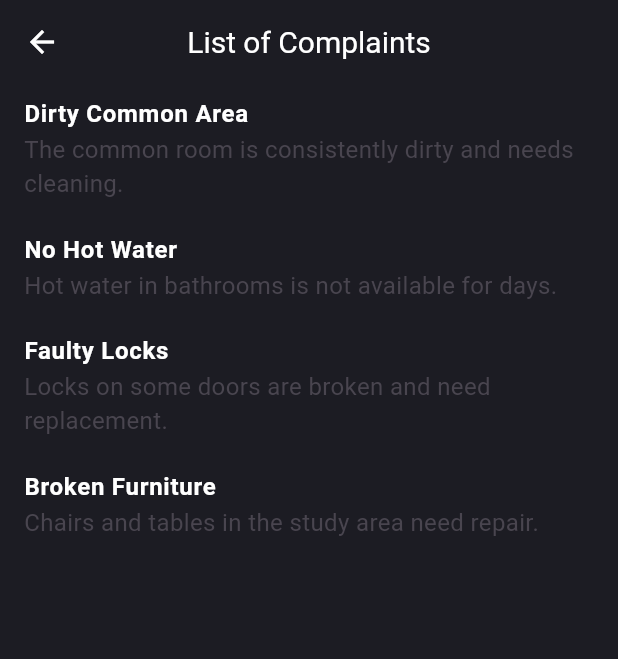
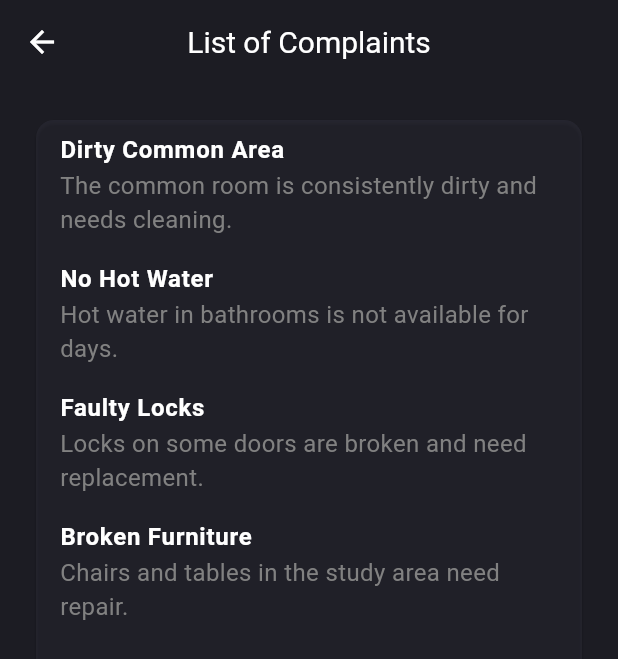
Before and after one commit to VIDYA1980/hostel-app, a Flutter app: the StudentHomeScreen screen opened by its route, after a tap on "Complaints List", on a phone screen of 412 x 824 dp. Shown: the top 659 px of the screen. Run offline on Flutter 3.47's test engine with Material 3 defaults, Android fonts, the phone set to English and light mode, and no system bars; our stand-ins replace flutter_secure_storage, flutter_svg, image_picker; accounts and stored records are empty; Roboto replaces fonts that are missing (Times New Roman); project files that could hold a hidden picture were left out.

Commit message:
screens added

```diff
--- a/Hostel_App/app/lib/Screens/Student/complaints_list/complaints_list_view.dart
+++ b/Hostel_App/app/lib/Screens/Student/complaints_list/complaints_list_view.dart
@@ -1,8 +1,8 @@
+import 'package:flutter/material.dart';
 import 'package:app/utilities/palette.dart';
-import 'package:flutter/material.dart';
 
 class ComplaintsListView extends StatelessWidget {
-  const ComplaintsListView({super.key});
+  const ComplaintsListView({Key? key}) : super(key: key);
 
   @override
   Widget build(BuildContext context) {
@@ -27,25 +27,40 @@ class ComplaintsListView extends StatelessWidget {
       // Add more complaints as needed
     ];
 
+    final double cardHeight =
+        hostelComplaints.length * 100.0; // Assuming 100 is the tile height
+
     return Scaffold(
       backgroundColor: kBackgroundColor,
       appBar: AppBar(
         title: const Text('List of Complaints'),
-        titleTextStyle: const TextStyle(color: Colors.white, fontSize: 20),
-        iconTheme: const IconThemeData(color: Colors.white),
+        titleTextStyle: TextStyle(color: kPrimaryTextColor, fontSize: 20),
+        iconTheme: IconThemeData(color: kPrimaryTextColor),
         centerTitle: true,
         backgroundColor: kBackgroundColor,
       ),
-      body: ListView.builder(
+      body: Padding(
+        padding: const EdgeInsets.all(16),
+        child: SizedBox(
+          height: cardHeight,
+          child: Card(
+            color: KListTileColor,
+            margin: const EdgeInsets.all(8),
+            child: ListView.builder(
               itemCount: hostelComplaints.length,
               itemBuilder: (BuildContext context, int index) {
                 return ListTile(
                   title: Text(
                     hostelComplaints[index]['title']!,
-              style: const TextStyle(
-                  fontWeight: FontWeight.bold, color: Colors.white),
+                    style: TextStyle(
+                      fontWeight: FontWeight.bold,
+                      color: kPrimaryTextColor,
                     ),
-            subtitle: Text(hostelComplaints[index]['description']!),
+                  ),
+                  subtitle: Text(
+                    hostelComplaints[index]['description']!,
+                    style: TextStyle(color: kSecondaryTextColor),
+                  ),
                   onTap: () {
                     // Add functionality for onTap if needed
                     // For a static page, this could navigate to a new screen
@@ -53,6 +68,9 @@ class ComplaintsListView extends StatelessWidget {
                 );
               },
             ),
+          ),
+        ),
+      ),
     );
   }
 }
--- a/Hostel_App/app/lib/Screens/Student/home_screen.dart
+++ b/Hostel_App/app/lib/Screens/Student/home_screen.dart
@@ -1,5 +1,6 @@
 import 'package:app/models/user.dart';
 import 'package:app/screens/student/complaints_list/complaints_list_view.dart';
+import 'package:app/screens/student/student_profile.dart/profile_screen.dart';
 import 'package:app/services/auth_service.dart';
 import 'package:flutter/material.dart';
 import 'package:provider/provider.dart';
@@ -30,6 +31,13 @@ class StudentHomeScreen extends StatelessWidget {
               },
               child: const Text("Complaints List")),
           ElevatedButton(
+              onPressed: () {
+                Navigator.of(context).push(MaterialPageRoute(
+                  builder: (context) => const UserProfileStatic(),
+                ));
+              },
+              child: const Text("User Profile")),
+          ElevatedButton(
             onPressed: () async {
               AuthService authService =
                   Provider.of<AuthService>(context, listen: false);
--- a/Hostel_App/app/lib/utilities/palette.dart
+++ b/Hostel_App/app/lib/utilities/palette.dart
@@ -1,3 +1,8 @@
 import 'package:flutter/material.dart';
 
 final kBackgroundColor = const Color(0xff1C1C23).withOpacity(1);
+final kPrimaryTextColor = const Color.fromRGBO(255, 255, 255, 1).withOpacity(1);
+final kNavBarColor = const Color(0xff4E4E61).withOpacity(0.75);
+final kPrimaryButtonColor = const Color(0xffFF7966).withOpacity(1);
+final kSecondaryTextColor = const Color(0xff818181).withOpacity(1);
+final KListTileColor = const Color(0xff4E4E61).withOpacity(0.2);
```
Also changed, not shown: Hostel_App/app/lib/Screens/Student/student_profile.dart/profile_screen.dart (added, +103 -0 lines), Hostel_App/app/lib/utilities/customAvatar.dart (added, +33 -0 lines), Hostel_App/app/lib/widgets/bottom_nav_bar.dart (+28 -13 lines), 1 other file. Lines whose indentation alone changed are shown as unchanged.
